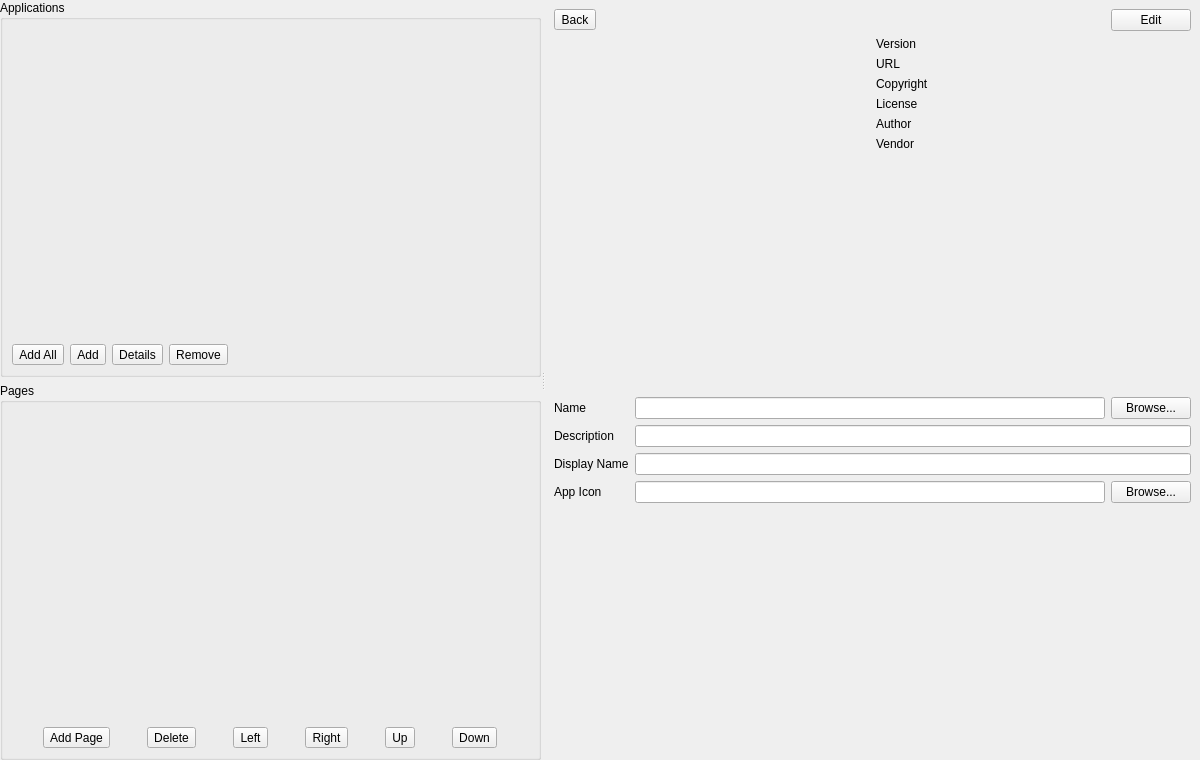
OpenFairWind/FairWindSK, file ui/settings/Apps.ui: the form before one commit.
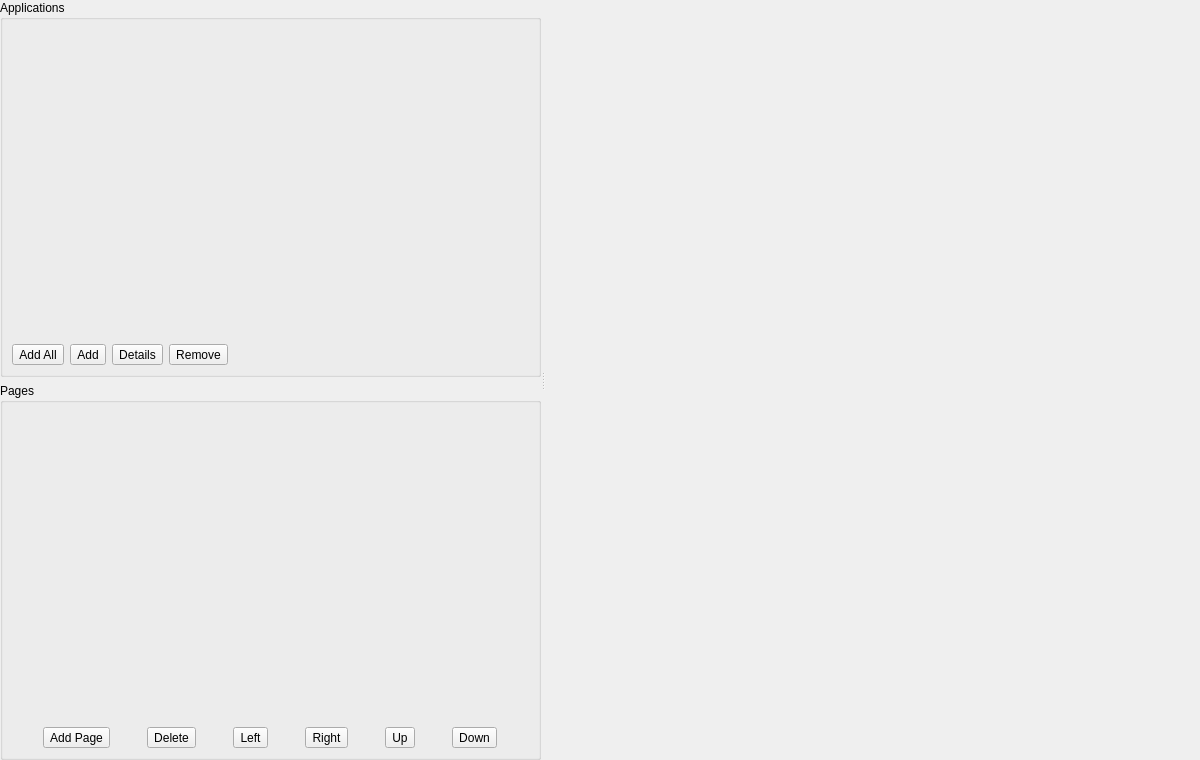
The form after the commit. The open tabs and pages were chosen to show the change.

Commit message: Refactor apps details UI and icon picker drawer

```diff
--- a/ui/settings/Apps.ui
+++ b/ui/settings/Apps.ui
@@ -307,211 +307,21 @@
           </layout>
          </widget>
          <widget class="QWidget" name="page_Details">
-          <layout class="QVBoxLayout" name="verticalLayout_DetailsPage">
+          <layout class="QVBoxLayout" name="verticalLayout_AppDetailsHost">
+           <property name="leftMargin">
+            <number>0</number>
+           </property>
+           <property name="topMargin">
+            <number>0</number>
+           </property>
+           <property name="rightMargin">
+            <number>0</number>
+           </property>
+           <property name="bottomMargin">
+            <number>0</number>
+           </property>
            <item>
-            <layout class="QHBoxLayout" name="horizontalLayout_DetailsHeader">
-             <item>
-              <widget class="QToolButton" name="toolButton_BackToLayout">
-               <property name="text">
-                <string>Back</string>
-               </property>
-              </widget>
-             </item>
-             <item>
-              <spacer name="horizontalSpacer_DetailsHeader">
-               <property name="orientation">
-                <enum>Qt::Horizontal</enum>
-               </property>
-               <property name="sizeHint" stdset="0">
-                <size>
-                 <width>40</width>
-                 <height>20</height>
-                </size>
-               </property>
-              </spacer>
-             </item>
-             <item>
-              <widget class="QPushButton" name="pushButton_Apps_EditSave">
-               <property name="text">
-                <string>Edit</string>
-               </property>
-              </widget>
-             </item>
-            </layout>
-           </item>
-           <item>
-            <layout class="QHBoxLayout" name="horizontalLayout_DetailsTop">
-             <item>
-              <widget class="QLabel" name="label_Apps_Icon">
-               <property name="minimumSize">
-                <size>
-                 <width>128</width>
-                 <height>128</height>
-                </size>
-               </property>
-               <property name="alignment">
-                <set>Qt::AlignCenter</set>
-               </property>
-               <property name="text">
-                <string/>
-               </property>
-              </widget>
-             </item>
-             <item>
-              <layout class="QFormLayout" name="formLayout_Metadata">
-               <item row="0" column="0">
-                <widget class="QLabel" name="label_Apps_Version">
-                 <property name="text">
-                  <string>Version</string>
-                 </property>
-                </widget>
-               </item>
-               <item row="0" column="1">
-                <widget class="QLabel" name="label_Apps_Version_Text">
-                 <property name="text">
-                  <string/>
-                 </property>
-                </widget>
-               </item>
-               <item row="1" column="0">
-                <widget class="QLabel" name="label_Apps_Url">
-                 <property name="text">
-                  <string>URL</string>
-                 </property>
-                </widget>
-               </item>
-               <item row="1" column="1">
-                <widget class="QLabel" name="label_Apps_Url_Text">
-                 <property name="text">
-                  <string/>
-                 </property>
-                </widget>
-               </item>
-               <item row="2" column="0">
-                <widget class="QLabel" name="label_Apps_Copyright">
-                 <property name="text">
-                  <string>Copyright</string>
-                 </property>
-                </widget>
-               </item>
-               <item row="2" column="1">
-                <widget class="QLabel" name="label_Apps_Copyright_Text">
-                 <property name="text">
-                  <string/>
-                 </property>
-                </widget>
-               </item>
-               <item row="3" column="0">
-                <widget class="QLabel" name="label_Apps_License">
-                 <property name="text">
-                  <string>License</string>
-                 </property>
-                </widget>
-               </item>
-               <item row="3" column="1">
-                <widget class="QLabel" name="label_Apps_License_Text">
-                 <property name="text">
-                  <string/>
-                 </property>
-                </widget>
-               </item>
-               <item row="4" column="0">
-                <widget class="QLabel" name="label_Apps_Author">
-                 <property name="text">
-                  <string>Author</string>
-                 </property>
-                </widget>
-               </item>
-               <item row="4" column="1">
-                <widget class="QLabel" name="label_Apps_Author_Text">
-                 <property name="text">
-                  <string/>
-                 </property>
-                </widget>
-               </item>
-               <item row="5" column="0">
-                <widget class="QLabel" name="label_Apps_Vendor">
-                 <property name="text">
-                  <string>Vendor</string>
-                 </property>
-                </widget>
-               </item>
-               <item row="5" column="1">
-                <widget class="QLabel" name="label_Apps_Vendor_Text">
-                 <property name="text">
-                  <string/>
-                 </property>
-                </widget>
-               </item>
-              </layout>
-             </item>
-            </layout>
-           </item>
-           <item>
-            <layout class="QFormLayout" name="formLayout_Details">
-             <item row="0" column="0">
-              <widget class="QLabel" name="label_Apps_Name">
-               <property name="text">
-                <string>Name</string>
-               </property>
-              </widget>
-             </item>
-             <item row="0" column="1">
-              <layout class="QHBoxLayout" name="horizontalLayout_AppsNameField">
-               <item>
-                <widget class="QLineEdit" name="lineEdit_Apps_Name"/>
-               </item>
-               <item>
-                <widget class="QPushButton" name="pushButton_Apps_Name_Browse">
-                 <property name="text">
-                  <string>Browse...</string>
-                 </property>
-                </widget>
-               </item>
-              </layout>
-             </item>
-             <item row="1" column="0">
-              <widget class="QLabel" name="label_Apps_Description">
-               <property name="text">
-                <string>Description</string>
-               </property>
-              </widget>
-             </item>
-             <item row="1" column="1">
-              <widget class="QLineEdit" name="lineEdit_Apps_Description"/>
-             </item>
-             <item row="2" column="0">
-              <widget class="QLabel" name="label_Apps_DisplayName">
-               <property name="text">
-                <string>Display Name</string>
-               </property>
-              </widget>
-             </item>
-             <item row="2" column="1">
-              <widget class="QLineEdit" name="lineEdit_Apps_DisplayName"/>
-             </item>
-             <item row="3" column="0">
-              <widget class="QLabel" name="label_Apps_AppIcon">
-               <property name="text">
-                <string>App Icon</string>
-               </property>
-              </widget>
-             </item>
-             <item row="3" column="1">
-              <layout class="QHBoxLayout" name="horizontalLayout_AppsIconField">
-               <item>
-                <widget class="QLineEdit" name="lineEdit_Apps_AppIcon"/>
-               </item>
-               <item>
-                <widget class="QPushButton" name="pushButton_Apps_AppIcon_Browse">
-                 <property name="text">
-                  <string>Browse...</string>
-                 </property>
-                </widget>
-               </item>
-              </layout>
-             </item>
-            </layout>
+            <widget class="QWidget" name="widget_AppDetailsHost" native="true"/>
            </item>
           </layout>
          </widget>
```
Left out of the diff: 99 changed lines with no effect on the pictures. The commit also changes 11 other files.
